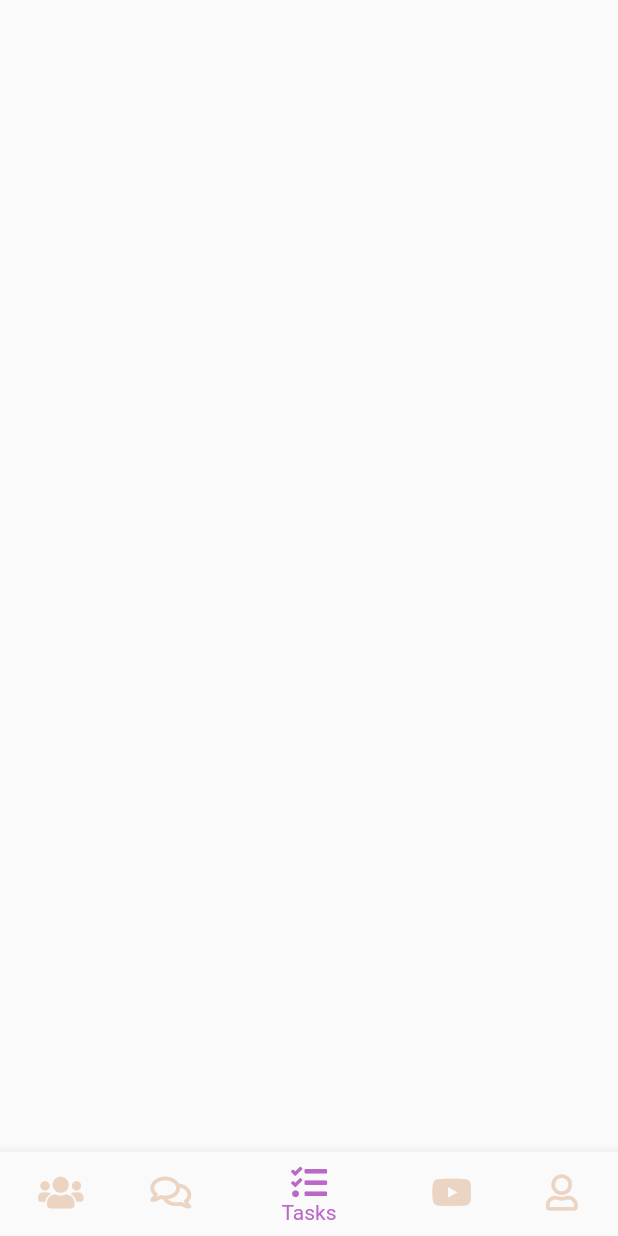
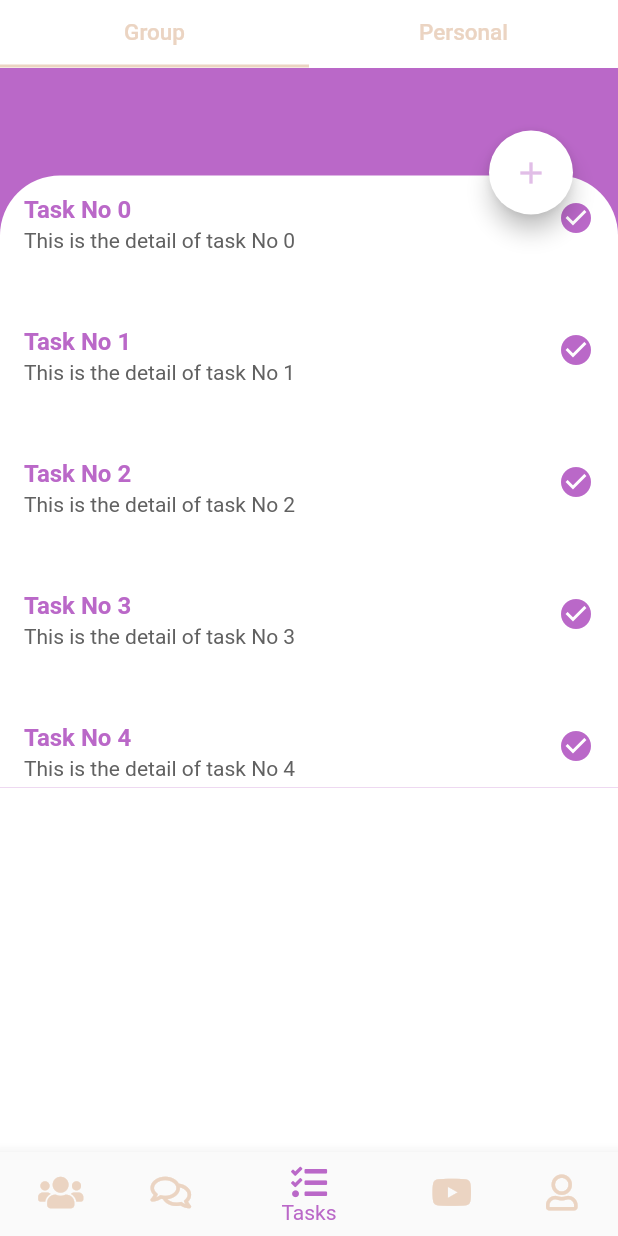
Before and after one commit to bhavika3011/eduthon_frontend, a Flutter app: the HomeScreen screen opened directly, item 3 of the bottom bar chosen, on a phone screen of 412 x 824 dp. Run offline on Flutter 3.47's test engine with Material 2 defaults, Android fonts, the phone set to English and light mode, and no system bars; our stand-ins replace font_awesome_flutter, simple_animations, validators.

Commit message:
added todo list and tabbar also

```diff
--- a/lib/screens/home.dart
+++ b/lib/screens/home.dart
@@ -1,4 +1,5 @@
-import 'package:eduthon/screens/chat.dart';
+// import 'package:eduthon/screens/chat.dart';
+import 'package:eduthon/screens/todo.dart';
 import 'package:eduthon/theme/colors.dart';
 import 'package:flutter/material.dart';
 import 'package:font_awesome_flutter/font_awesome_flutter.dart';
@@ -19,7 +20,9 @@ class _HomeScreenState extends State<HomeScreen> {
 
   List<Widget> widgetList = [
     Container(),
-    ChatApp(),
+    Container(),
+    // ChatApp(),
+    ToDo(),
     Container(),
     Container(),
     Container()
--- /dev/null
+++ b/lib/screens/todo.dart
@@ -0,0 +1,255 @@
+import 'package:flutter/material.dart';
+import 'package:eduthon/theme/colors.dart';
+
+// void main() => runApp(MyApp());
+
+// class MyApp extends StatelessWidget {
+//   // This widget is the root of your application.
+//   @override
+//   Widget build(BuildContext context) {
+//     return MaterialApp(
+//       title: 'Flutter-To-Do-List',
+//       theme: ThemeData(
+//         // This is the theme of your application.
+//         //
+//         // Try running your application with "flutter run". You'll see the
+//         // application has a blue toolbar. Then, without quitting the app, try
+//         // changing the primarySwatch below to Colors.green and then invoke
+//         // "hot reload" (press "r" in the console where you ran "flutter run",
+//         // or simply save your changes to "hot reload" in a Flutter IDE).
+//         // Notice that the counter didn't reset back to zero; the application
+//         // is not restarted.
+//         primarySwatch: Colors.blue,
+//       ),
+//       debugShowCheckedModeBanner: false,
+//       home: MyHomePage(),
+//     );
+//   }
+// }
+
+class ToDo extends StatefulWidget {
+  List<String> _todoItems = [];
+
+  @override
+  _ToDoState createState() => _ToDoState();
+}
+
+class _ToDoState extends State<ToDo> with SingleTickerProviderStateMixin {
+  TabController tabController;
+  var tabHeaderStyle = TextStyle(fontSize: 15, color: iconColor);
+
+  @override
+  void initState() {
+    super.initState();
+    tabController = TabController(length: 2, vsync: this);
+  }
+
+  TabBar _getTabBar() {
+    return TabBar(
+      indicatorColor: iconColor,
+      tabs: <Widget>[
+        Tab(child: Text("Group", style: tabHeaderStyle)),
+        Tab(child: Text("Personal", style: tabHeaderStyle)),
+      ],
+      controller: tabController,
+    );
+  }
+
+  TabBarView _getTabBarView(List<Widget> tabs) {
+    return TabBarView(
+      children: tabs,
+      controller: tabController,
+    );
+  }
+
+  @override
+  Widget build(BuildContext context) {
+    return SafeArea(
+      child: Scaffold(
+        // resizeToAvoidBottomInset: false,
+        backgroundColor: Colors.white,
+        body: SingleChildScrollView(
+          child: Container(
+            child: Column(
+              children: <Widget>[
+                // Container(height: 190, child: WavyHeaderImage()),
+                SizedBox(height: 45, child: _getTabBar()),
+                SizedBox(
+                    height: 480,
+                    child: _getTabBarView([groupTodo(), personalTodo()]))
+              ],
+            ),
+          ),
+        ),
+      ),
+    );
+  }
+
+  Widget personalTodo() {
+    // @override
+    // Widget build(BuildContext context) {
+    return Scaffold(
+      backgroundColor: mainColor,
+      body: Stack(
+        alignment: Alignment.center,
+        children: <Widget>[
+          // Container(
+          //   width: 400,
+          //   height: 600,
+          //   child: Image.asset(
+          //     'assets/images/image.png',
+          //     fit: BoxFit.contain,
+          //   ),
+          // ),
+          // Positioned(
+          //   child: Text(
+          //     "Personal Schedules",
+          //     style: TextStyle(
+          //         color: iconColor, fontSize: 40, fontWeight: FontWeight.bold),
+          //   ),
+          //   top: 40,
+          //   left: 20,
+          // ),
+          DraggableScrollableSheet(
+            initialChildSize: 0.85,
+            maxChildSize: 0.90,
+            minChildSize: 0.1,
+            builder: (BuildContext context, ScrollController scrolController) {
+              return Stack(
+                overflow: Overflow.visible,
+                children: <Widget>[
+                  Container(
+                    decoration: BoxDecoration(
+                      color: Colors.white,
+                      borderRadius: BorderRadius.only(
+                          topRight: Radius.circular(40),
+                          topLeft: Radius.circular(40)),
+                    ),
+                    child: ListView.builder(
+                      itemBuilder: (context, index) {
+                        return ListTile(
+                          title: Text(
+                            "Task No $index",
+                            style: TextStyle(
+                                color: mainColor, fontWeight: FontWeight.bold),
+                          ),
+                          subtitle: Text(
+                            "This is the detail of task No $index",
+                            style: TextStyle(color: Colors.grey[700]),
+                          ),
+                          trailing: Icon(
+                            Icons.check_circle,
+                            color: mainColor,
+                          ),
+                          isThreeLine: true,
+                        );
+                      },
+                      controller: scrolController,
+                      itemCount: 10,
+                    ),
+                  ),
+                  Positioned(
+                    child: FloatingActionButton(
+                      onPressed: () {},
+                      child: Icon(
+                        Icons.add,
+                        color: Colors.purple[100],
+                      ),
+                      backgroundColor: Colors.white,
+                    ),
+                    top: -30,
+                    right: 30,
+                  )
+                ],
+              );
+            },
+          )
+        ],
+      ),
+    );
+  }
+
+  Widget groupTodo() {
+    // @override
+    // Widget build(BuildContext context) {
+    return Scaffold(
+      backgroundColor: mainColor,
+      body: Stack(
+        alignment: Alignment.center,
+        children: <Widget>[
+          // Container(
+          //   width: 400,
+          //   height: 600,
+          //   child: Image.asset(
+          //     'assets/images/image.png',
+          //     fit: BoxFit.contain,
+          //   ),
+          // ),
+          // Positioned(
+          //   child: Text(
+          //     "Group Schedules",
+          //     style: TextStyle(
+          //         color: iconColor, fontSize: 40, fontWeight: FontWeight.bold),
+          //   ),
+          //   top: 40,
+          //   left: 20,
+          // ),
+          DraggableScrollableSheet(
+            initialChildSize: 0.85,
+            maxChildSize: 0.90,
+            minChildSize: 0.1,
+            builder: (BuildContext context, ScrollController scrolController) {
+              return Stack(
+                overflow: Overflow.visible,
+                children: <Widget>[
+                  Container(
+                    decoration: BoxDecoration(
+                      color: Colors.white,
+                      borderRadius: BorderRadius.only(
+                          topRight: Radius.circular(40),
+                          topLeft: Radius.circular(40)),
+                    ),
+                    child: ListView.builder(
+                      itemBuilder: (context, index) {
+                        return ListTile(
+                          title: Text(
+                            "Task No $index",
+                            style: TextStyle(
+                                color: mainColor, fontWeight: FontWeight.bold),
+                          ),
+                          subtitle: Text(
+                            "This is the detail of task No $index",
+                            style: TextStyle(color: Colors.grey[700]),
+                          ),
+                          trailing: Icon(
+                            Icons.check_circle,
+                            color: mainColor,
+                          ),
+                          isThreeLine: true,
+                        );
+                      },
+                      controller: scrolController,
+                      itemCount: 10,
+                    ),
+                  ),
+                  Positioned(
+                    child: FloatingActionButton(
+                      onPressed: () {},
+                      child: Icon(
+                        Icons.add,
+                        color: Colors.purple[100],
+                      ),
+                      backgroundColor: Colors.white,
+                    ),
+                    top: -30,
+                    right: 30,
+                  )
+                ],
+              );
+            },
+          )
+        ],
+      ),
+    );
+  }
+}
--- a/pubspec.yaml
+++ b/pubspec.yaml
@@ -20,6 +20,10 @@ dependencies:
   animations: ^1.1.2
 
   cupertino_icons: ^0.1.3
+  jaguar_jwt: ^2.1.6
+  jwt_decoder: ^1.0.1
+  start_jwt: ^0.2.0
+  # stream_chat_flutter: ^0.2.1
 
 dev_dependencies:
   flutter_test:
@@ -46,7 +50,7 @@ flutter:
 
   # To add assets to your application, add an assets section, like this:
 assets:
-  - assets/
+  - assets/images
   #   - images/a_dot_ham.jpeg
 
   # An image asset can refer to one or more resolution-specific "variants", see
```
Also changed, not shown: lib/screens/chat.dart (+69 -11 lines), assets/images/image.png (added), pubspec.lock, 2 other files.
